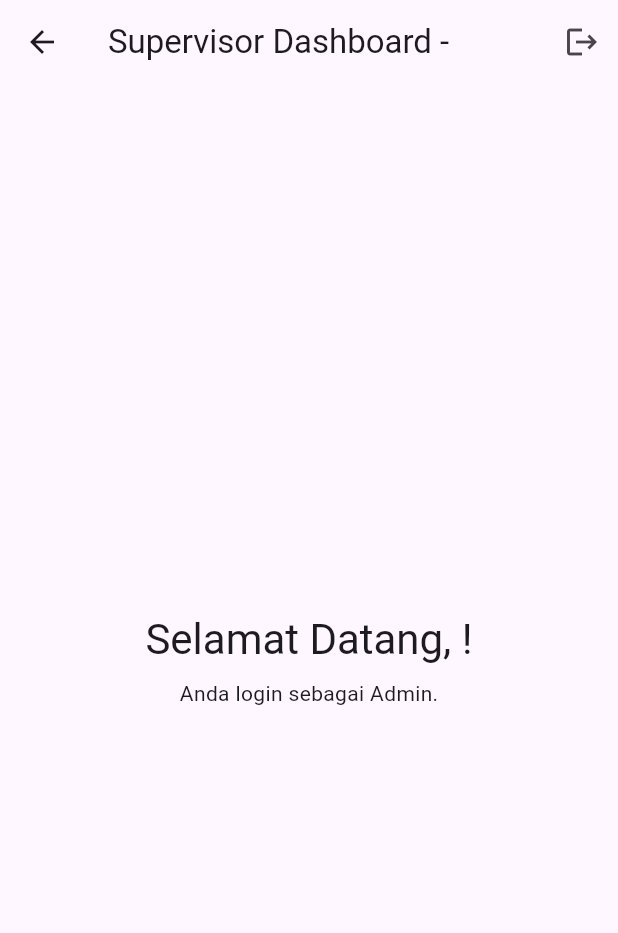
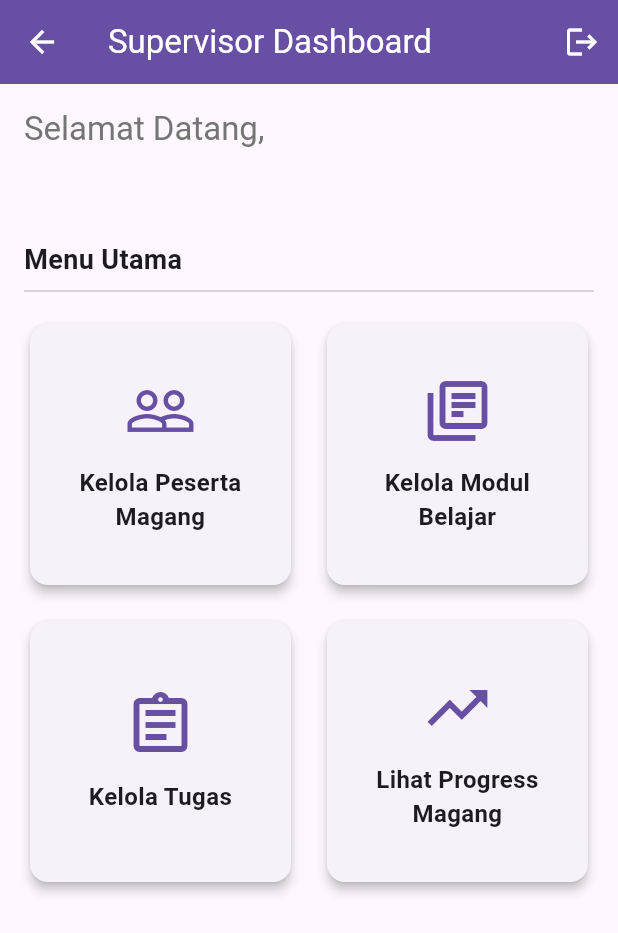
Before and after one commit to Suhardianto-Rimanda/SiMagang, a Flutter app: the SupervisorHomePage screen opened directly, on a phone screen of 412 x 824 dp. Shown: the top 933 px of the screen. Run offline on Flutter 3.47's test engine with Material 3 defaults, Android fonts, the light colour scheme and no system bars; our stand-ins replace flutter_dotenv, shared_preferences; accounts and stored records are empty; network calls fail.

Commit message:
Supervisor Feature-ManageIntern-01

```diff
--- a/lib/models/intern_model.dart
+++ b/lib/models/intern_model.dart
@@ -32,7 +32,7 @@ class InternModel {
   factory InternModel.fromJson(Map<String, dynamic> json) {
     return InternModel(
       id: json['id'].toString(),
-      fullName: json['full_name'],
+      fullName: json['full_name'] ?? 'Nama tidak tersedia',
       division: json['division'],
       schoolOrigin: json['school_origin'],
       major: json['major'],
--- a/lib/models/user_model.dart
+++ b/lib/models/user_model.dart
@@ -24,8 +24,8 @@ class UserModel {
   factory UserModel.fromJson(Map<String, dynamic> json) {
     return UserModel(
       id: json['id']?.toString() ?? '',
-      name: json['name'],
-      email: json['email'],
+      name: json['name'] ?? 'Tanpa Username',
+      email: json['email'] ?? 'Tanpa Email',
       role: _parseRole(json['role']),
       intern: json['intern'] != null ? InternModel.fromJson(json['intern']) : null,
       supervisor: json['supervisor'] != null ? SupervisorModel.fromJson(json['supervisor']) : null,
--- a/lib/pages/supervisor/home_page.dart
+++ b/lib/pages/supervisor/home_page.dart
@@ -1,3 +1,4 @@
+import 'package:app_simagang/pages/supervisor/manage_interns_page.dart';
 import 'package:flutter/material.dart';
 import 'package:provider/provider.dart';
 import '../../providers/auth_provider.dart';
@@ -9,10 +10,13 @@ class SupervisorHomePage extends StatelessWidget {
   Widget build(BuildContext context) {
     final authProvider = Provider.of<AuthProvider>(context);
     final user = authProvider.user;
+    final theme = Theme.of(context);
 
     return Scaffold(
       appBar: AppBar(
-        title: Text('Supervisor Dashboard - ${user?.name ?? 'Supervisor'}'),
+        title: const Text('Supervisor Dashboard'),
+        backgroundColor: theme.primaryColor,
+        foregroundColor: Colors.white,
         actions: [
           IconButton(
             icon: const Icon(Icons.logout),
@@ -23,19 +27,131 @@ class SupervisorHomePage extends StatelessWidget {
           ),
         ],
       ),
-      body: Center(
+      body: SingleChildScrollView(
+        padding: const EdgeInsets.all(16.0),
         child: Column(
-          mainAxisAlignment: MainAxisAlignment.center,
+          crossAxisAlignment: CrossAxisAlignment.start,
           children: [
             Text(
-              'Selamat Datang, ${user?.name ?? ''}!',
-              style: Theme.of(context).textTheme.headlineMedium,
+              'Selamat Datang,',
+              style: theme.textTheme.titleLarge?.copyWith(
+                color: Colors.grey[600],
+              ),
             ),
-            const SizedBox(height: 8),
-            Text('Anda login sebagai Admin.'),
+            Text(
+              user?.name ?? 'Supervisor',
+              style: theme.textTheme.headlineMedium?.copyWith(
+                fontWeight: FontWeight.bold,
+                color: theme.primaryColorDark,
+              ),
+            ),
+            const SizedBox(height: 24),
+            const Text(
+              'Menu Utama',
+              style: TextStyle(
+                fontSize: 18,
+                fontWeight: FontWeight.bold,
+              ),
+            ),
+            const Divider(),
+            const SizedBox(height: 10),
+            GridView.count(
+              crossAxisCount: 2,
+              shrinkWrap: true,
+              physics: const NeverScrollableScrollPhysics(),
+              crossAxisSpacing: 16,
+              mainAxisSpacing: 16,
+              children: [
+                _buildFeatureCard(
+                  context,
+                  icon: Icons.people_outline,
+                  title: 'Kelola Peserta Magang',
+                  onTap: () {
+                    // Navigasi ke halaman Manage Interns
+                    Navigator.push(
+                        context,
+                        MaterialPageRoute(
+                            builder: (context) => const ManageInternsPage()));
+                  },
+                ),
+                _buildFeatureCard(
+                  context,
+                  icon: Icons.library_books_outlined,
+                  title: 'Kelola Modul Belajar',
+                  onTap: () {
+                    // TODO: Navigasi ke halaman Manage Modules
+                    _showComingSoonSnackBar(context);
+                  },
+                ),
+                _buildFeatureCard(
+                  context,
+                  icon: Icons.assignment_outlined,
+                  title: 'Kelola Tugas',
+                  onTap: () {
+                    // TODO: Navigasi ke halaman Manage Tasks
+                    _showComingSoonSnackBar(context);
+                  },
+                ),
+                _buildFeatureCard(
+                  context,
+                  icon: Icons.trending_up,
+                  title: 'Lihat Progress Magang',
+                  onTap: () {
+                    // TODO: Navigasi ke halaman Intern Progress
+                    _showComingSoonSnackBar(context);
+                  },
+                ),
+              ],
+            ),
           ],
         ),
       ),
     );
   }
+
+  Widget _buildFeatureCard(
+      BuildContext context, {
+        required IconData icon,
+        required String title,
+        required VoidCallback onTap,
+      }) {
+    return Card(
+      elevation: 3,
+      shape: RoundedRectangleBorder(
+        borderRadius: BorderRadius.circular(12),
+      ),
+      child: InkWell(
+        onTap: onTap,
+        borderRadius: BorderRadius.circular(12),
+        child: Padding(
+          padding: const EdgeInsets.all(16.0),
+          child: Column(
+            mainAxisAlignment: MainAxisAlignment.center,
+            crossAxisAlignment: CrossAxisAlignment.center,
+            children: [
+              Icon(icon, size: 48, color: Theme.of(context).primaryColor),
+              const SizedBox(height: 12),
+              Text(
+                title,
+                textAlign: TextAlign.center,
+                style: const TextStyle(
+                  fontWeight: FontWeight.bold,
+                  fontSize: 16,
+                ),
+              ),
+            ],
+          ),
+        ),
+      ),
+    );
+  }
+
+  void _showComingSoonSnackBar(BuildContext context) {
+    ScaffoldMessenger.of(context).showSnackBar(
+      const SnackBar(
+        content: Text('Fitur ini sedang dalam pengembangan.'),
+        duration: Duration(seconds: 2),
+      ),
+    );
+  }
 }
```
Also changed, not shown: lib/api/module_service.dart (+81 -0 lines), lib/api/supervisor_service.dart (+58 -0 lines), lib/api/task_service.dart (+84 -0 lines), lib/pages/supervisor/intern_detail_page.dart (added, +111 -0 lines), lib/pages/supervisor/manage_interns_page.dart (added, +180 -0 lines), 1 other file.
